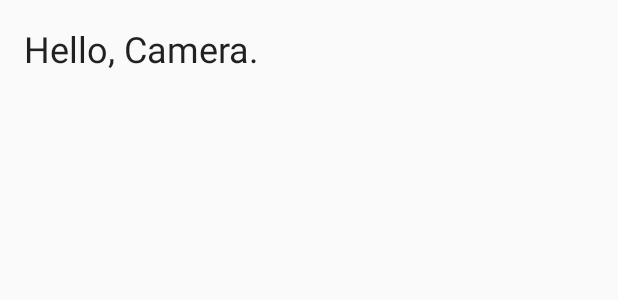
After one commit to bfortuner/AndroidDemo, an Android app: the layout activity_camera.xml on its own in the app's theme, with its tools: preview values and no code run, on a phone screen of 412 x 824 dp. The commit adds this screen. Shown: the top 300 px of the screen. Run offline under Robolectric (Android 15) with nearby library versions, the phone set to English and light mode, and no system bars.

Commit message:
added another view

```diff
--- a/app/src/main/java/bfortuner/androiddemo/MainActivity.java
+++ b/app/src/main/java/bfortuner/androiddemo/MainActivity.java
@@ -23,4 +23,10 @@ public class MainActivity extends AppCompatActivity {
         intent.putExtra(EXTRA_MESSAGE, message);
         startActivity(intent);
     }
+
+    public void openCamera(View view) {
+        System.out.print("Opening camera!");
+        Intent intent = new Intent(this, CameraActivity.class);
+        startActivity(intent);
+    }
 }
--- /dev/null
+++ b/app/src/main/res/layout/activity_camera.xml
@@ -0,0 +1,21 @@
+<?xml version="1.0" encoding="utf-8"?>
+<android.support.constraint.ConstraintLayout xmlns:android="http://schemas.android.com/apk/res/android"
+    xmlns:app="http://schemas.android.com/apk/res-auto"
+    xmlns:tools="http://schemas.android.com/tools"
+    android:layout_width="match_parent"
+    android:layout_height="match_parent"
+    tools:context="bfortuner.androiddemo.CameraActivity">
+
+    <TextView
+        android:id="@+id/textView2"
+        android:layout_width="0dp"
+        android:layout_height="62dp"
+        android:layout_marginEnd="16dp"
+        android:layout_marginStart="16dp"
+        android:layout_marginTop="16dp"
+        android:text="@string/camera_msg"
+        android:textAppearance="@style/TextAppearance.AppCompat.Headline"
+        app:layout_constraintEnd_toEndOf="parent"
+        app:layout_constraintStart_toStartOf="parent"
+        app:layout_constraintTop_toTopOf="parent" />
+</android.support.constraint.ConstraintLayout>
--- a/app/src/main/res/values/strings.xml
+++ b/app/src/main/res/values/strings.xml
@@ -2,4 +2,6 @@
     <string name="app_name">AndroidDemo</string>
     <string name="edit_message">Enter a message</string>
     <string name="button_send">Send</string>
+    <string name="camera_msg">Hello, Camera.</string>
+    <string name="button_superresolution">Superresolution</string>
 </resources>
```
Also changed, not shown: app/src/main/AndroidManifest.xml (+15 -1 lines), app/src/main/java/bfortuner/androiddemo/CameraActivity.java (added, +14 -0 lines), app/src/main/res/layout/activity_main.xml (+14 -0 lines).
